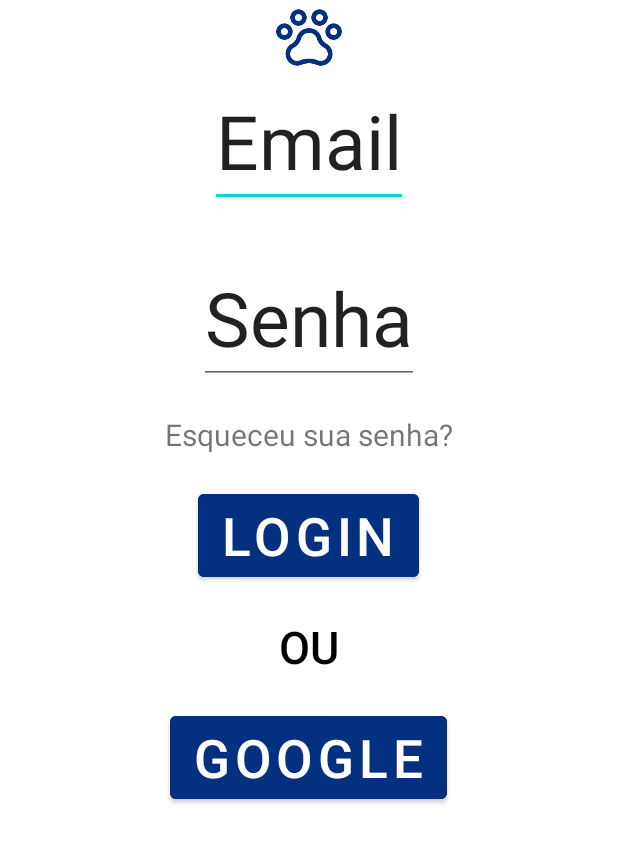
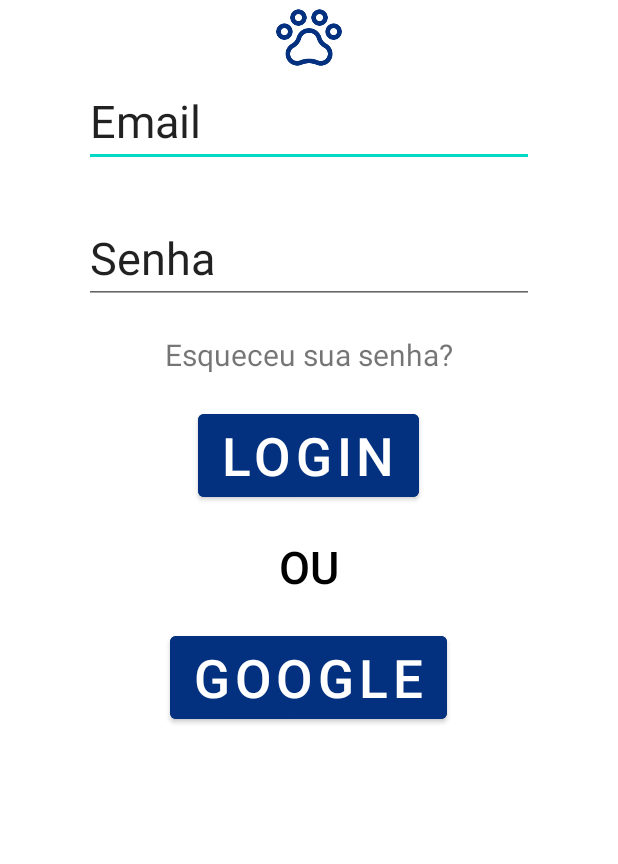
Before and after one commit to MatheusEloyPalasson/Auular-telas, an Android app: the Login screen opened directly, with no data from a screen before it, on a phone screen of 412 x 824 dp, the part 260-1124 px from its top. Run offline under Robolectric (Android 15) with nearby library versions, the phone set to English and light mode, and no system bars.

Commit message:
fix: alter the width of inputs and add keys to string.xml

```diff
--- a/app/src/main/res/layout/activity_login.xml
+++ b/app/src/main/res/layout/activity_login.xml
@@ -30,20 +30,20 @@
 
     <EditText
         android:id="@+id/et_email"
-        android:layout_width="wrap_content"
+        android:layout_width="300sp"
         android:layout_height="wrap_content"
-        android:text="Email"
-        android:textSize="50sp"
+        android:text="@string/et_email"
+        android:textSize="30sp"
         android:layout_below="@id/iv_patinha"
         android:layout_centerHorizontal="true">
     </EditText>
 
     <EditText
         android:id="@+id/et_senha"
-        android:layout_width="wrap_content"
+        android:layout_width="300sp"
         android:layout_height="wrap_content"
         android:text="Senha"
-        android:textSize="50sp"
+        android:textSize="30sp"
         android:layout_below="@id/et_email"
         android:layout_centerHorizontal="true"
         android:layout_marginTop="30dp">
@@ -53,7 +53,7 @@
         android:id="@+id/tv_esqueceu_senha"
         android:layout_width="wrap_content"
         android:layout_height="wrap_content"
-        android:text="Esqueceu sua senha?"
+        android:text="@string/et_esqueceu"
         android:layout_below="@id/et_senha"
         android:layout_marginTop="20dp"
         android:layout_centerHorizontal="true"
--- a/app/src/main/res/values/strings.xml
+++ b/app/src/main/res/values/strings.xml
@@ -3,6 +3,9 @@
 
 
     <string name="button_cadastro">Cadastro</string>
+    <string name="et_esqueceu">Esqueceu sua senha?</string>
+    <string name="et_email">Email</string>
+    <string name="et_senha">Senha</string>
 
     <string name="button_login">Login</string>
     <string name="et_search">Pesquisar</string>
```
